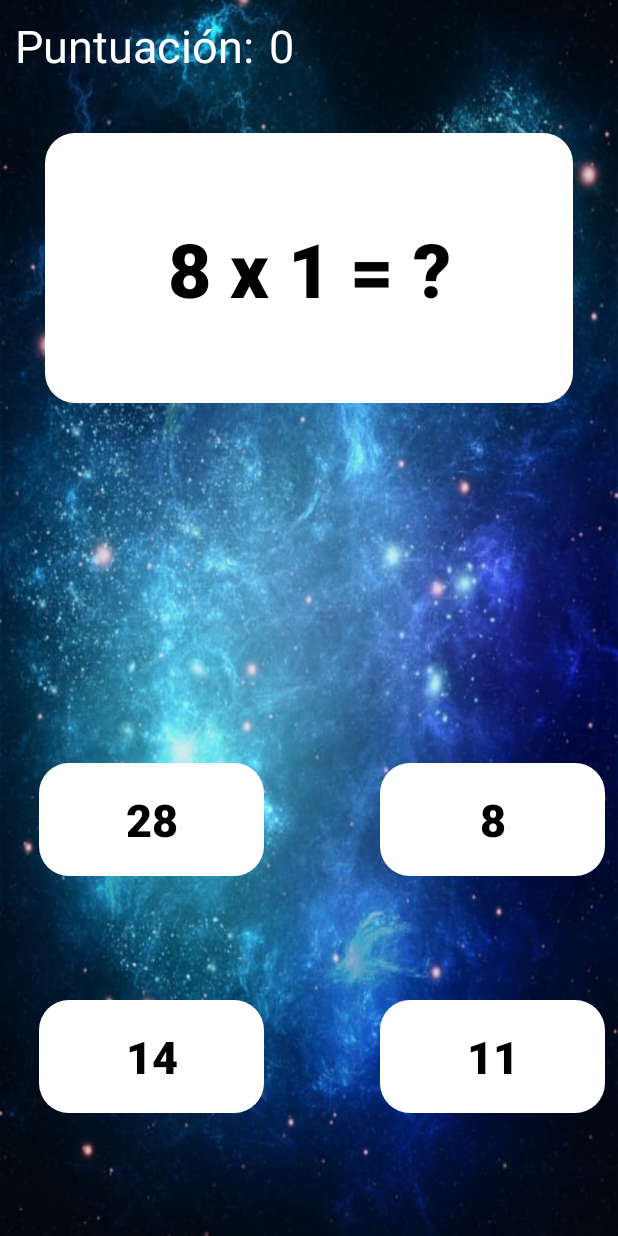
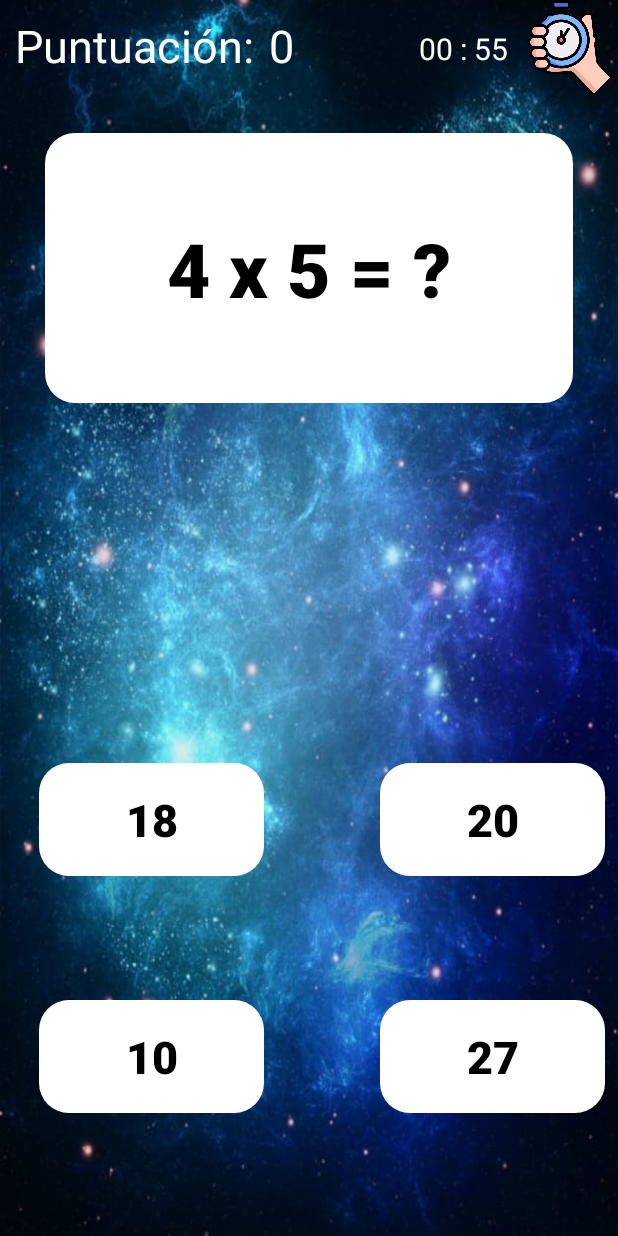
Before and after one commit to MarvinZzvla/FacMat_Game, an Android app: the MultiplyLevel screen opened directly, with no data from a screen before it, after a tap on an icon or button, on a phone screen of 412 x 824 dp. Run offline under Robolectric (Android 15) with nearby library versions, the phone set to English and light mode, and no system bars; 1 other tap on this screen came first.

Commit message:
Cronometro and music all screeen

```diff
--- a/app/src/main/AndroidManifest.xml
+++ b/app/src/main/AndroidManifest.xml
@@ -9,7 +9,8 @@
         android:roundIcon="@mipmap/ic_launcher_round"
         android:supportsRtl="true"
         android:theme="@style/Theme.FactMath">
-        <activity android:name=".Resultado"></activity>
+        <activity android:name=".About"></activity>
+        <activity android:name=".Resultado" />
         <activity android:name=".DivideLevel" />
         <activity android:name=".MultiplyLevel" />
         <activity android:name=".RestaLevel" />
--- a/app/src/main/java/com/vendetta/facmat/MultiplyLevel.kt
+++ b/app/src/main/java/com/vendetta/facmat/MultiplyLevel.kt
@@ -1,16 +1,38 @@
 package com.vendetta.facmat
 
+import android.content.Intent
+import android.media.MediaPlayer
 import android.support.v7.app.AppCompatActivity
 import android.os.Bundle
+import android.os.CountDownTimer
 import kotlinx.android.synthetic.main.activity_multiply_level.*
+import kotlinx.android.synthetic.main.activity_multiply_level.temporizador
+import java.util.*
+import java.util.concurrent.TimeUnit
 
 
 class MultiplyLevel : AppCompatActivity() {
     var finalResult = 0
     var finalPosition = 0
+    /*Cambios */
+    var acertadasPuntuacion = 0
+    var erradasPuntuacion = 0;
+    var totalPuntuacion = 0;
+    lateinit var mySong: MediaPlayer
+    lateinit var tempo: CountDownTimer
+    var actualPosition = 0
+
     override fun onCreate(savedInstanceState: Bundle?) {
         super.onCreate(savedInstanceState)
         setContentView(R.layout.activity_multiply_level)
+
+        /*Cambios*/
+        actualPosition = intent.getIntExtra("actualPosition",20)
+        mySong = MediaPlayer.create(this,R.raw.bgmusic)
+        mySong.seekTo(actualPosition)
+        mySong.isLooping = true;
+        mySong.start()
+
         generateProblem()
 
         multiply_1option.setOnClickListener { var position = 1; makeChoice(position)}
@@ -19,12 +41,49 @@ class MultiplyLevel : AppCompatActivity() {
         multiply_4option.setOnClickListener { var position = 4;makeChoice(position)}
     }
 
+    /*Cambios*/
+    override fun onStart() {
+        super.onStart()
+        startTemporizador()
+    }
+
+    fun startTemporizador(){
+        var duration:Long = TimeUnit.MINUTES.toMillis(1)
+        tempo = object : CountDownTimer(duration,1000){
+            override fun onTick(p0: Long) {
+                temporizador.text = String.format(
+                    Locale.ENGLISH,"%02d : %02d", TimeUnit.MILLISECONDS.toMinutes(p0),
+                    (TimeUnit.MILLISECONDS.toSeconds(p0) - TimeUnit.MINUTES.toSeconds(TimeUnit.MILLISECONDS.toMinutes(p0))))
+
+            }
+
+            override fun onFinish() {
+                gotoResultado()
+            }
+
+        }
+        tempo.start()
+
+    }
+
+    fun gotoResultado(){
+        Intent(this, Resultado::class.java).apply {
+            this.putExtra("rpuntuacion",acertadasPuntuacion)
+            this.putExtra("fpuntuacion", erradasPuntuacion)
+            this.putExtra("tpuntuacion",totalPuntuacion)
+            startActivity(this)
+        }
+    } /*Cambios*/
+
     fun makeChoice(position: Int){
         if(getResult(position))
         {
             var getScore = Integer.parseInt(multiplyScore.text.toString())
             getScore += 1;
             multiplyScore.text = getScore.toString()
+            /*Cambios*/
+            totalPuntuacion = getScore
+            acertadasPuntuacion += 1;
             generateProblem()
             //HAS GANADO
         }
@@ -34,6 +93,9 @@ class MultiplyLevel : AppCompatActivity() {
                 getScore -= 1;
             }
             multiplyScore.text = getScore.toString()
+            /*Cambios*/
+            totalPuntuacion = getScore
+            erradasPuntuacion += 1;
             generateProblem()
             //HAS PERDIDO
         }
@@ -76,4 +138,37 @@ class MultiplyLevel : AppCompatActivity() {
         finalPosition = positionanswer;
         multiply_exercise.text = problem
     }
+
+    /*Cambios*/
+    override fun onResume() {
+        super.onResume()
+        mySong.release()
+        mySong = MediaPlayer.create(this,R.raw.bgmusic)
+        mySong.seekTo(actualPosition)
+        mySong.isLooping = true;
+        mySong.setVolume(0.2f,0.2f)
+        mySong.start()
+    }
+
+    override fun onPause() {
+        super.onPause()
+        mySong.pause()
+        mySong.release()
+        tempo.cancel()
+
+    }
+
+    override fun onDestroy() {
+        super.onDestroy()
+        mySong.release()
+        tempo.cancel()
+    }
+
+    override fun onBackPressed() {
+        super.onBackPressed()
+        Intent(this,Levels::class.java).apply {
+            this.putExtra("actualPosition",mySong.currentPosition)
+            startActivity(this)
+        }
+    }
 }
--- a/app/src/main/java/com/vendetta/facmat/SumaLevel.kt
+++ b/app/src/main/java/com/vendetta/facmat/SumaLevel.kt
@@ -77,8 +77,8 @@ class SumaLevel : AppCompatActivity() {
         {
             var getScore = parseInt(sumScore.text.toString())
             getScore += 1;
+            sumScore.text = getScore.toString()
             totalPuntuacion = getScore
-            sumScore.text = getScore.toString()
             acertadasPuntuacion += 1;
             generateProblem()
             //HAS GANADO
@@ -87,9 +87,9 @@ class SumaLevel : AppCompatActivity() {
             var getScore = parseInt(sumScore.text.toString())
             if(getScore > 0){
             getScore -= 1
-                totalPuntuacion = getScore
             }
             sumScore.text = getScore.toString()
+            totalPuntuacion = getScore
             erradasPuntuacion += 1;
             generateProblem()
             //HAS PERDIDO
--- a/app/src/main/res/layout/activity_multiply_level.xml
+++ b/app/src/main/res/layout/activity_multiply_level.xml
@@ -155,4 +155,27 @@
         app:layout_constraintStart_toStartOf="@+id/multiply_4option"
         app:layout_constraintTop_toTopOf="@+id/multiply_4option" />
 
+    <ImageView
+        android:id="@+id/imageView4"
+        android:layout_width="64dp"
+        android:layout_height="64dp"
+        android:src="@drawable/cronometro"
+        app:layout_constraintEnd_toEndOf="parent"
+        app:layout_constraintHorizontal_bias="1"
+        app:layout_constraintStart_toStartOf="parent"
+        app:layout_constraintTop_toTopOf="parent" />
+
+    <TextView
+        android:id="@+id/temporizador"
+        android:layout_width="wrap_content"
+        android:layout_height="wrap_content"
+        android:text="0:00"
+        app:layout_constraintHorizontal_bias="0.9"
+        android:textSize="20sp"
+        android:textColor="@color/white"
+        app:layout_constraintBottom_toBottomOf="@+id/imageView4"
+        app:layout_constraintEnd_toStartOf="@+id/imageView4"
+        app:layout_constraintStart_toEndOf="@+id/multiplyScore"
+        app:layout_constraintTop_toTopOf="parent" />
+
 </android.support.constraint.ConstraintLayout>
```
Also changed, not shown: app/src/main/java/com/vendetta/facmat/About.kt (added, +11 -0 lines), app/src/main/java/com/vendetta/facmat/DivideLevel.kt (+94 -0 lines), app/src/main/java/com/vendetta/facmat/RestaLevel.kt (+95 -0 lines), app/src/main/res/layout/activity_about.xml (added, +9 -0 lines), app/src/main/res/layout/activity_divide_level.xml (+23 -0 lines), app/src/main/res/layout/activity_resta_level.xml (+23 -0 lines).
